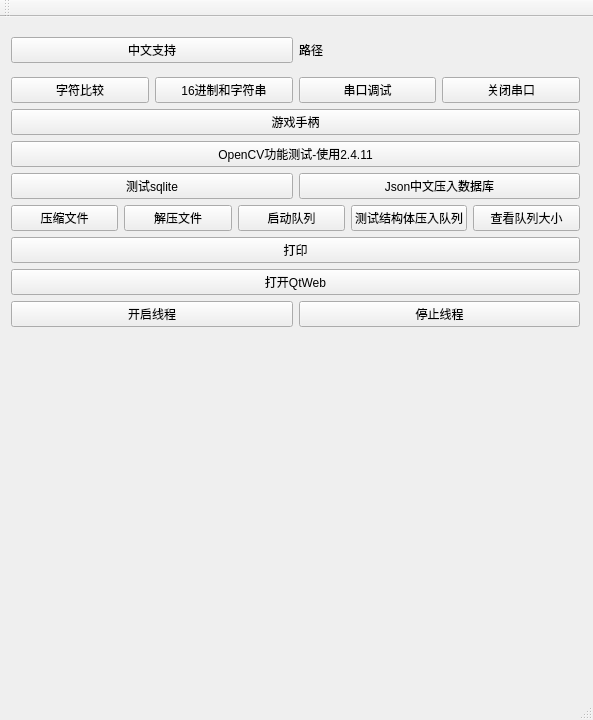
Above: UtilGui/src/UtilGui.ui from fg2fg3/UtilSdk before the change. Below: the same form after it.
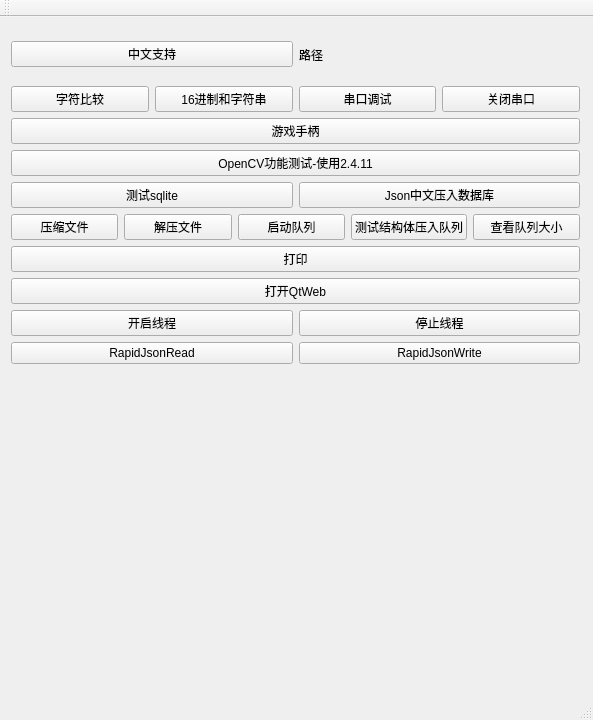
That is the form after the change.

```diff
--- a/UtilGui/src/UtilGui.ui
+++ b/UtilGui/src/UtilGui.ui
@@ -20,7 +20,7 @@
       <x>0</x>
       <y>1</y>
       <width>591</width>
-      <height>320</height>
+      <height>357</height>
      </rect>
     </property>
     <layout class="QVBoxLayout" name="verticalLayout">
@@ -177,6 +177,24 @@
        </item>
       </layout>
      </item>
+     <item>
+      <layout class="QHBoxLayout" name="horizontalLayout_6">
+       <item>
+        <widget class="QPushButton" name="m_pBtRapidJsonRead">
+         <property name="text">
+          <string>RapidJsonRead</string>
+         </property>
+        </widget>
+       </item>
+       <item>
+        <widget class="QPushButton" name="m_pBtRapidJsonWrite">
+         <property name="text">
+          <string>RapidJsonWrite</string>
+         </property>
+        </widget>
+       </item>
+      </layout>
+     </item>
     </layout>
    </widget>
   </widget>
```
